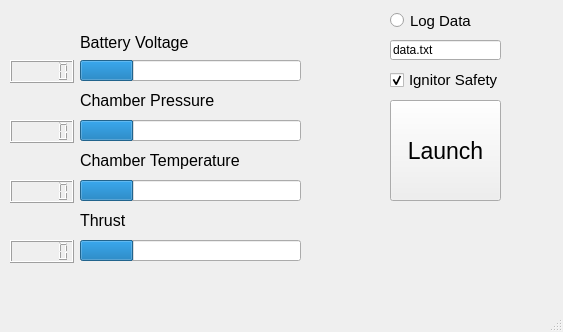
Before: the Qt Designer form IcarusGUI.ui in cody1155/testblockGUI, drawn with Qt 5.
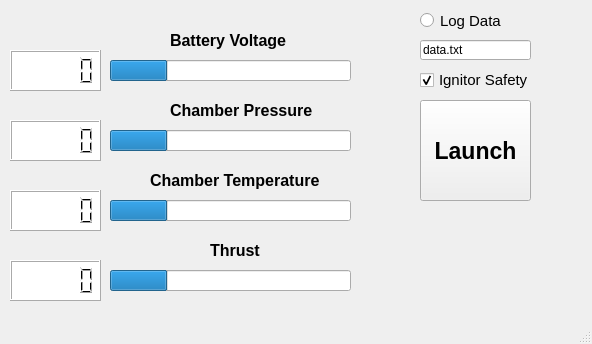
After: the same form once the commit is applied. Icons and pictures are not drawn.

What changed in the file:
```diff
--- a/IcarusGUI.ui
+++ b/IcarusGUI.ui
@@ -6,8 +6,8 @@
    <rect>
     <x>0</x>
     <y>0</y>
-    <width>563</width>
-    <height>332</height>
+    <width>592</width>
+    <height>344</height>
    </rect>
   </property>
   <property name="windowTitle">
@@ -17,9 +17,9 @@
    <widget class="QProgressBar" name="batteryProgressBar">
     <property name="geometry">
      <rect>
-      <x>80</x>
+      <x>110</x>
       <y>60</y>
-      <width>221</width>
+      <width>241</width>
       <height>21</height>
      </rect>
     </property>
@@ -56,9 +56,9 @@
    <widget class="QProgressBar" name="ChamberPProgressBar">
     <property name="geometry">
      <rect>
-      <x>80</x>
-      <y>120</y>
-      <width>221</width>
+      <x>110</x>
+      <y>130</y>
+      <width>241</width>
       <height>21</height>
      </rect>
     </property>
@@ -72,9 +72,9 @@
    <widget class="QProgressBar" name="ChamberTProgressBar">
     <property name="geometry">
      <rect>
-      <x>80</x>
-      <y>180</y>
-      <width>221</width>
+      <x>110</x>
+      <y>200</y>
+      <width>241</width>
       <height>21</height>
      </rect>
     </property>
@@ -88,9 +88,9 @@
    <widget class="QProgressBar" name="ThrustProgressBar">
     <property name="geometry">
      <rect>
-      <x>80</x>
-      <y>240</y>
-      <width>221</width>
+      <x>110</x>
+      <y>270</y>
+      <width>241</width>
       <height>21</height>
      </rect>
     </property>
@@ -104,7 +104,7 @@
    <widget class="QPushButton" name="launchPushButton">
     <property name="geometry">
      <rect>
-      <x>390</x>
+      <x>420</x>
       <y>100</y>
       <width>111</width>
       <height>101</height>
@@ -113,6 +113,11 @@
     <property name="font">
      <font>
       <pointsize>17</pointsize>
+      <weight>75</weight>
+      <italic>false</italic>
+      <bold>true</bold>
+      <underline>false</underline>
+      <strikeout>false</strikeout>
      </font>
     </property>
     <property name="text">
@@ -122,7 +127,7 @@
    <widget class="QCheckBox" name="ignitorSafetyCheckBox">
     <property name="geometry">
      <rect>
-      <x>390</x>
+      <x>420</x>
       <y>70</y>
       <width>111</width>
       <height>20</height>
@@ -143,7 +148,7 @@
    <widget class="QRadioButton" name="logdataRadio">
     <property name="geometry">
      <rect>
-      <x>390</x>
+      <x>420</x>
       <y>10</y>
       <width>91</width>
       <height>21</height>
@@ -164,7 +169,7 @@
    <widget class="QLineEdit" name="fileNameLineEdit">
     <property name="geometry">
      <rect>
-      <x>390</x>
+      <x>420</x>
       <y>40</y>
       <width>111</width>
       <height>20</height>
@@ -178,24 +183,44 @@
     <property name="geometry">
      <rect>
       <x>10</x>
-      <y>60</y>
-      <width>64</width>
-      <height>23</height>
+      <y>50</y>
+      <width>91</width>
+      <height>41</height>
      </rect>
     </property>
+    <property name="font">
+     <font>
+      <pointsize>8</pointsize>
+     </font>
+    </property>
+    <property name="styleSheet">
+     <string notr="true">QLCDNumber{
+    color: rgb(0, 0, 0);    
+    background-color: rgb(255, 255, 255);
+}</string>
+    </property>
     <property name="smallDecimalPoint">
      <bool>true</bool>
     </property>
+    <property name="intValue" stdset="0">
+     <number>0</number>
+    </property>
    </widget>
    <widget class="QLCDNumber" name="ChamberPLCD">
     <property name="geometry">
      <rect>
       <x>10</x>
       <y>120</y>
-      <width>64</width>
-      <height>23</height>
+      <width>91</width>
+      <height>41</height>
      </rect>
     </property>
+    <property name="styleSheet">
+     <string notr="true">QLCDNumber{
+    color: rgb(0, 0, 0);    
+    background-color: rgb(255, 255, 255);
+}</string>
+    </property>
     <property name="smallDecimalPoint">
      <bool>true</bool>
     </property>
@@ -204,11 +229,17 @@
     <property name="geometry">
      <rect>
       <x>10</x>
-      <y>180</y>
-      <width>64</width>
-      <height>23</height>
+      <y>190</y>
+      <width>91</width>
+      <height>41</height>
      </rect>
     </property>
+    <property name="styleSheet">
+     <string notr="true">QLCDNumber{
+    color: rgb(0, 0, 0);    
+    background-color: rgb(255, 255, 255);
+}</string>
+    </property>
     <property name="smallDecimalPoint">
      <bool>true</bool>
     </property>
@@ -217,11 +248,28 @@
     <property name="geometry">
      <rect>
       <x>10</x>
-      <y>240</y>
-      <width>64</width>
-      <height>23</height>
+      <y>260</y>
+      <width>91</width>
+      <height>41</height>
      </rect>
     </property>
+    <property name="font">
+     <font>
+      <kerning>true</kerning>
+     </font>
+    </property>
+    <property name="layoutDirection">
+     <enum>Qt::LeftToRight</enum>
+    </property>
+    <property name="autoFillBackground">
+     <bool>false</bool>
+    </property>
+    <property name="styleSheet">
+     <string notr="true">QLCDNumber{
+    color: rgb(0, 0, 0);    
+    background-color: rgb(255, 255, 255);
+}</string>
+    </property>
     <property name="smallDecimalPoint">
      <bool>true</bool>
     </property>
@@ -229,15 +277,17 @@
    <widget class="QLabel" name="batteryLabel">
     <property name="geometry">
      <rect>
-      <x>80</x>
-      <y>32</y>
-      <width>131</width>
+      <x>170</x>
+      <y>30</y>
+      <width>141</width>
       <height>21</height>
      </rect>
     </property>
     <property name="font">
      <font>
       <pointsize>12</pointsize>
+      <weight>75</weight>
+      <bold>true</bold>
      </font>
     </property>
     <property name="text">
@@ -247,15 +297,17 @@
    <widget class="QLabel" name="chamberPLabel">
     <property name="geometry">
      <rect>
-      <x>80</x>
-      <y>90</y>
-      <width>141</width>
+      <x>170</x>
+      <y>100</y>
+      <width>151</width>
       <height>21</height>
      </rect>
     </property>
     <property name="font">
      <font>
       <pointsize>12</pointsize>
+      <weight>75</weight>
+      <bold>true</bold>
      </font>
     </property>
     <property name="text">
@@ -265,15 +317,17 @@
    <widget class="QLabel" name="chamberTLabel">
     <property name="geometry">
      <rect>
-      <x>80</x>
-      <y>150</y>
-      <width>171</width>
+      <x>150</x>
+      <y>170</y>
+      <width>191</width>
       <height>21</height>
      </rect>
     </property>
     <property name="font">
      <font>
       <pointsize>12</pointsize>
+      <weight>75</weight>
+      <bold>true</bold>
      </font>
     </property>
     <property name="text">
@@ -283,15 +337,17 @@
    <widget class="QLabel" name="thrustLabel">
     <property name="geometry">
      <rect>
-      <x>80</x>
-      <y>210</y>
-      <width>131</width>
+      <x>210</x>
+      <y>240</y>
+      <width>61</width>
       <height>21</height>
      </rect>
     </property>
     <property name="font">
      <font>
       <pointsize>12</pointsize>
+      <weight>75</weight>
+      <bold>true</bold>
      </font>
     </property>
     <property name="text">
@@ -301,7 +357,7 @@
    <widget class="QLabel" name="rpLabel">
     <property name="geometry">
      <rect>
-      <x>340</x>
+      <x>370</x>
       <y>210</y>
       <width>181</width>
       <height>91</height>
```
Left out of the diff: 12 changed lines with no effect on the pictures.
